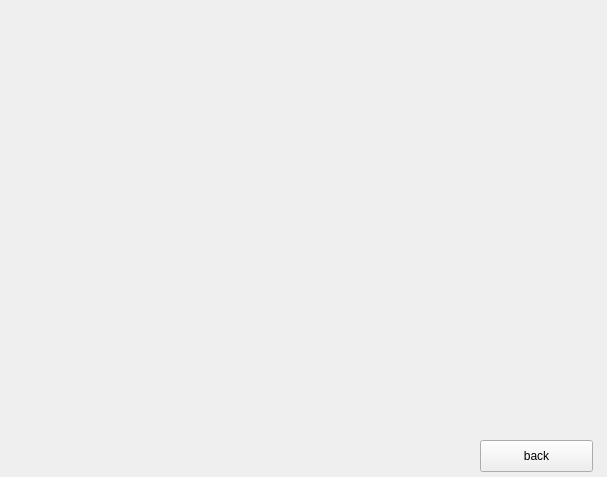
yccc233/mana-sys, file teacher.ui: the form before one commit.
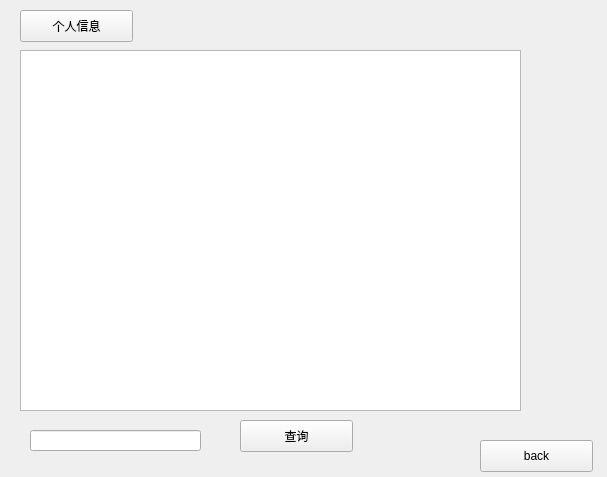
The form after the commit.

The edit to the form file:
```diff
--- a/teacher.ui
+++ b/teacher.ui
@@ -27,6 +27,52 @@
      <string>back</string>
     </property>
    </widget>
+   <widget class="QTableView" name="tableView">
+    <property name="geometry">
+     <rect>
+      <x>20</x>
+      <y>50</y>
+      <width>501</width>
+      <height>361</height>
+     </rect>
+    </property>
+   </widget>
+   <widget class="QPushButton" name="pushButton_info">
+    <property name="geometry">
+     <rect>
+      <x>20</x>
+      <y>10</y>
+      <width>113</width>
+      <height>32</height>
+     </rect>
+    </property>
+    <property name="text">
+     <string>个人信息</string>
+    </property>
+   </widget>
+   <widget class="QPushButton" name="pushButton_sea">
+    <property name="geometry">
+     <rect>
+      <x>240</x>
+      <y>420</y>
+      <width>113</width>
+      <height>32</height>
+     </rect>
+    </property>
+    <property name="text">
+     <string>查询</string>
+    </property>
+   </widget>
+   <widget class="QLineEdit" name="lineEdit">
+    <property name="geometry">
+     <rect>
+      <x>30</x>
+      <y>430</y>
+      <width>171</width>
+      <height>21</height>
+     </rect>
+    </property>
+   </widget>
   </widget>
  </widget>
  <resources/>
```
